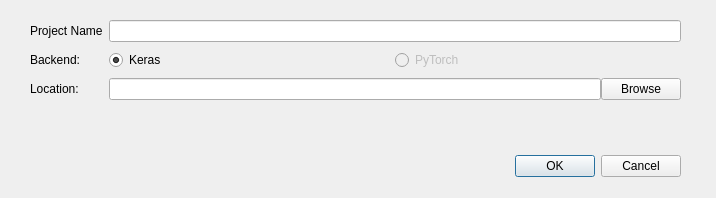
Qt form app/projectsettingdialog.ui (kelvin34501/alchimia_repo) before a commit.
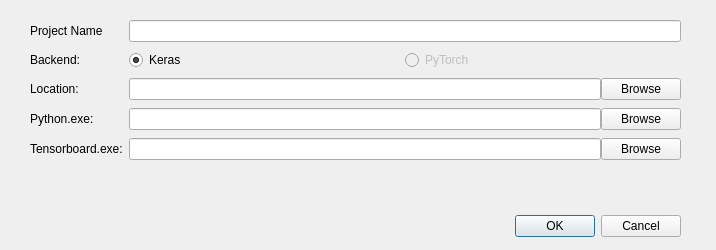
The same form after that commit.

Commit message: update ui and code to include python and tensorboard selection when create new project

Patch:
```diff
--- a/app/projectsettingdialog.ui
+++ b/app/projectsettingdialog.ui
@@ -7,7 +7,7 @@
     <x>0</x>
     <y>0</y>
     <width>716</width>
-    <height>198</height>
+    <height>250</height>
    </rect>
   </property>
   <property name="windowTitle">
@@ -17,7 +17,7 @@
    <property name="geometry">
     <rect>
      <x>340</x>
-     <y>150</y>
+     <y>210</y>
      <width>341</width>
      <height>32</height>
     </rect>
@@ -35,7 +35,7 @@
      <x>30</x>
      <y>20</y>
      <width>651</width>
-     <height>111</height>
+     <height>177</height>
     </rect>
    </property>
    <layout class="QFormLayout" name="formLayout">
@@ -89,14 +89,14 @@
       </item>
      </layout>
     </item>
-    <item row="2" column="0">
+    <item row="3" column="0">
      <widget class="QLabel" name="label_2">
       <property name="text">
        <string>Location:</string>
       </property>
      </widget>
     </item>
-    <item row="2" column="1">
+    <item row="3" column="1">
      <layout class="QHBoxLayout" name="horizontalLayout">
       <item>
        <widget class="QLineEdit" name="locationLineEdit"/>
@@ -110,6 +110,48 @@
       </item>
      </layout>
     </item>
+    <item row="4" column="0">
+     <widget class="QLabel" name="label_4">
+      <property name="text">
+       <string>Python.exe:</string>
+      </property>
+     </widget>
+    </item>
+    <item row="4" column="1">
+     <layout class="QHBoxLayout" name="horizontalLayout_4">
+      <item>
+       <widget class="QLineEdit" name="pythonLocationEdit"/>
+      </item>
+      <item>
+       <widget class="QPushButton" name="pythonBrowseButton">
+        <property name="text">
+         <string>Browse</string>
+        </property>
+       </widget>
+      </item>
+     </layout>
+    </item>
+    <item row="5" column="0">
+     <widget class="QLabel" name="label_5">
+      <property name="text">
+       <string>Tensorboard.exe:</string>
+      </property>
+     </widget>
+    </item>
+    <item row="5" column="1">
+     <layout class="QHBoxLayout" name="horizontalLayout_5">
+      <item>
+       <widget class="QLineEdit" name="tensorboardLocationEdit"/>
+      </item>
+      <item>
+       <widget class="QPushButton" name="tensorboardBrowseButton">
+        <property name="text">
+         <string>Browse</string>
+        </property>
+       </widget>
+      </item>
+     </layout>
+    </item>
    </layout>
   </widget>
  </widget>
```
The commit also changes 8 other files.
